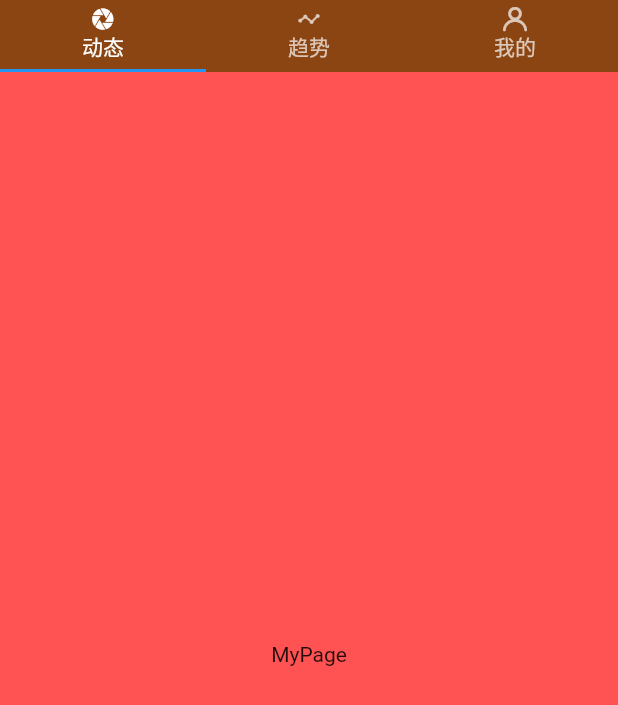
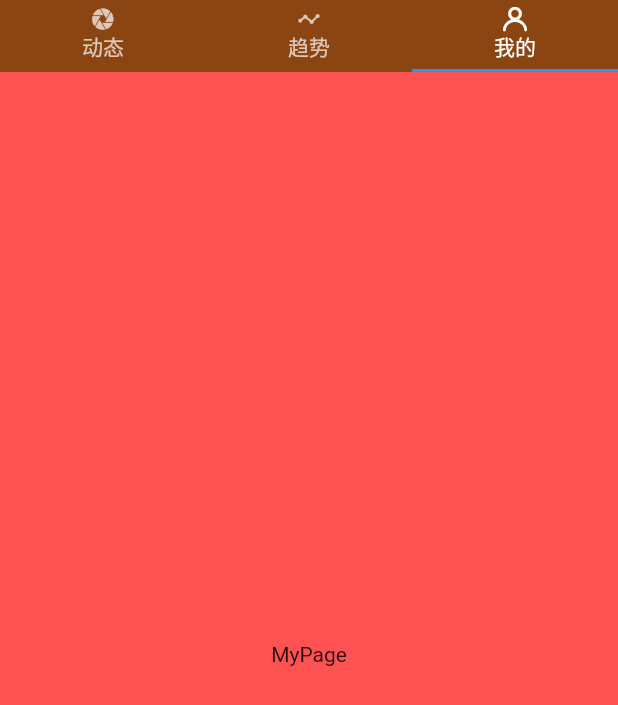
Before and after one commit to NiLuogege/HybridApp, a Flutter app: the screen it shows after launch, swiped to page 3, on a phone screen of 412 x 824 dp. Shown: the top 705 px of the screen. Run offline on Flutter 3.47's test engine with Material 2 defaults, Android fonts, the phone set to English and light mode, and no system bars; our stand-ins replace dio.

Commit message:
日常提交

```diff
--- a/flutter_module/lib/widget/TabBarWidget.dart
+++ b/flutter_module/lib/widget/TabBarWidget.dart
@@ -41,6 +41,7 @@ class TabBarWidget extends StatefulWidget {
         tabViews,
         backgroundColor,
         indicatorColor,
+        onPageChanged,
       );
 }
 
@@ -66,10 +67,10 @@ class _TabBarState extends State<TabBarWidget>
 //
 //  final PageController _pageController;
 //
-//  final ValueChanged<int> _onPageChanged;
+  final ValueChanged<int> _onPageChanged;
 
-  _TabBarState(
-      this._type, this._tabViews, this._backgroundColor, this._indicatorColor)
+  _TabBarState(this._type, this._tabViews, this._backgroundColor,
+      this._indicatorColor, this._onPageChanged)
       : super();
 
   TabController _tabController;
@@ -104,6 +105,10 @@ class _TabBarState extends State<TabBarWidget>
             _backgroundColor),
         body: new PageView(
           children: _tabViews,
+          onPageChanged: (index) {
+            _tabController.animateTo(index);
+            _onPageChanged?.call(index);
+          },
         ),
       );
     }
```
